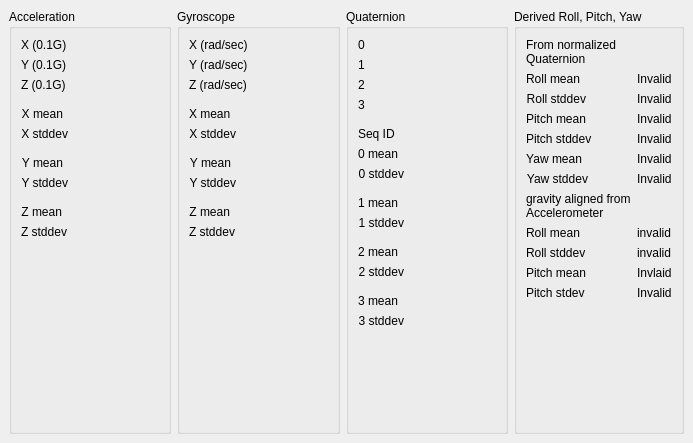
Before: the Qt Designer form forms/IMUDock.ui in markgol/L2diagnostic, drawn with Qt 5.
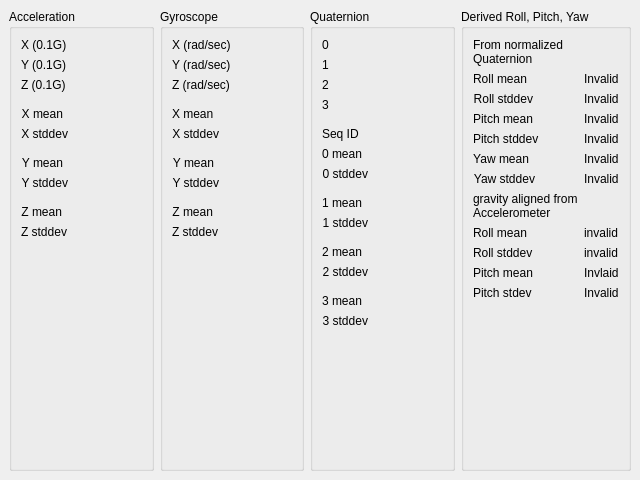
After: the same form once the commit is applied.

The edit to the form file:
```diff
--- a/forms/IMUDock.ui
+++ b/forms/IMUDock.ui
@@ -6,8 +6,8 @@
    <rect>
     <x>0</x>
     <y>0</y>
-    <width>693</width>
-    <height>443</height>
+    <width>640</width>
+    <height>480</height>
    </rect>
   </property>
   <property name="windowTitle">
```
